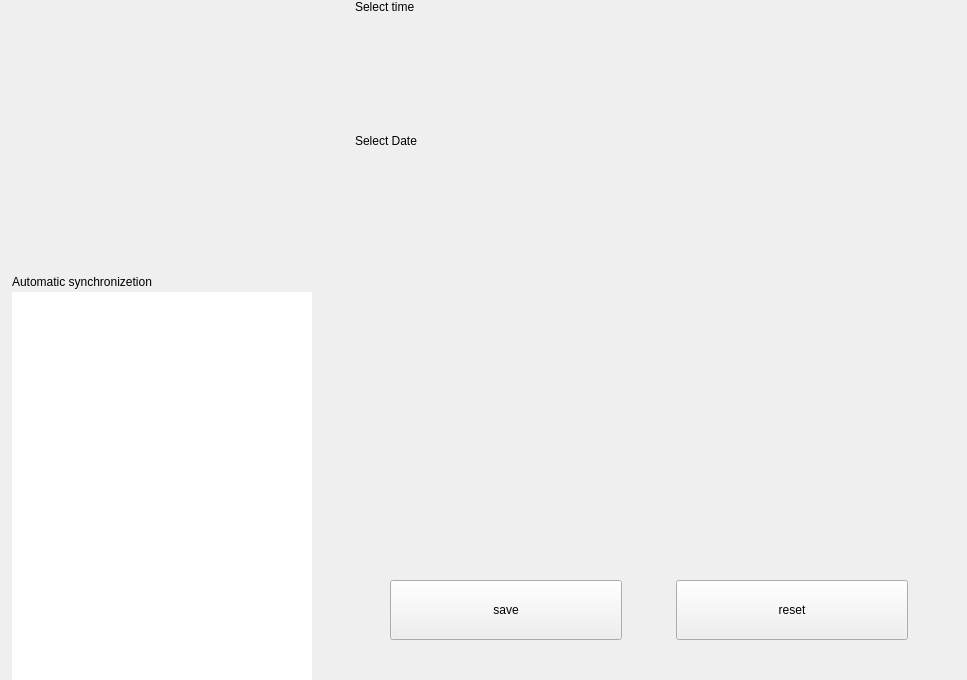
Old version of the form src/kiran-timedate-widget.ui in the repository openeuler-mirror/kiran-control-panel.
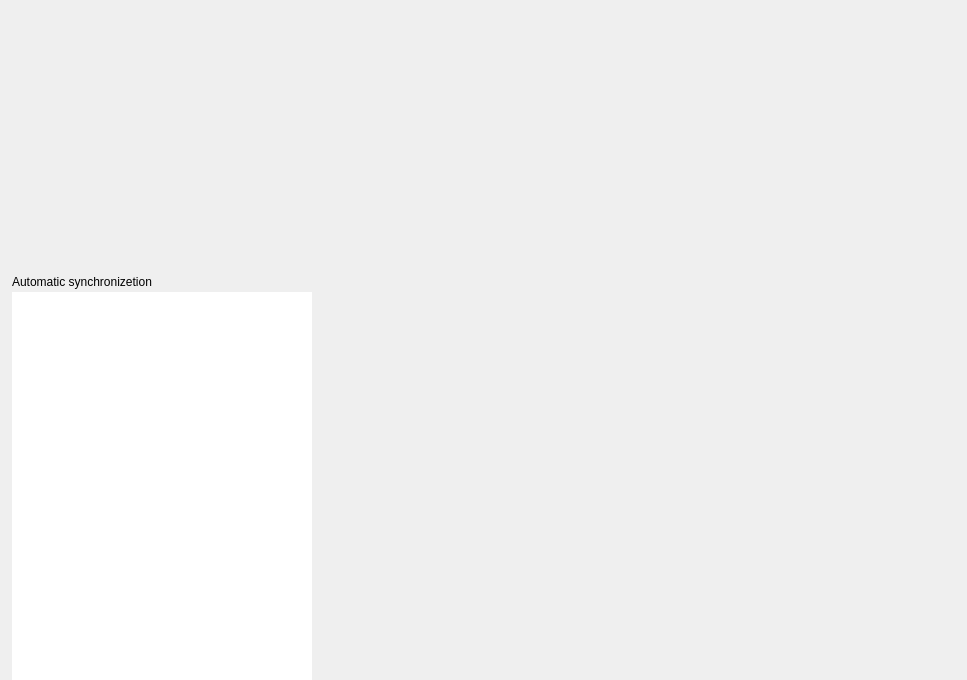
New version of the form. Custom widgets are drawn as their Qt base class.

Commit message:
feature(*): add datetime format settings,build for KiranControlPanel plugin
- 添加日期时间格式设置，构建为控制中心插件的形式

Patch:
```diff
--- a/src/kiran-timedate-widget.ui
+++ b/src/kiran-timedate-widget.ui
@@ -219,13 +219,13 @@
        <number>20</number>
       </property>
       <property name="leftMargin">
-       <number>0</number>
+       <number>24</number>
       </property>
       <property name="topMargin">
        <number>0</number>
       </property>
       <property name="rightMargin">
-       <number>0</number>
+       <number>24</number>
       </property>
       <property name="bottomMargin">
        <number>40</number>
@@ -235,253 +235,8 @@
         <property name="currentIndex">
          <number>1</number>
         </property>
-        <widget class="QWidget" name="widget_timeZone">
-         <property name="sizePolicy">
-          <sizepolicy hsizetype="Preferred" vsizetype="Expanding">
-           <horstretch>0</horstretch>
-           <verstretch>0</verstretch>
-          </sizepolicy>
-         </property>
-         <property name="styleSheet">
-          <string notr="true"/>
-         </property>
-         <layout class="QVBoxLayout" name="verticalLayout_3" stretch="0,0">
-          <property name="spacing">
-           <number>0</number>
-          </property>
-          <property name="leftMargin">
-           <number>24</number>
-          </property>
-          <property name="topMargin">
-           <number>0</number>
-          </property>
-          <property name="rightMargin">
-           <number>34</number>
-          </property>
-          <property name="bottomMargin">
-           <number>2</number>
-          </property>
-          <item>
-           <widget class="QLabel" name="label_timeZone">
-            <property name="sizePolicy">
-             <sizepolicy hsizetype="Preferred" vsizetype="Fixed">
-              <horstretch>0</horstretch>
-              <verstretch>0</verstretch>
-             </sizepolicy>
-            </property>
-            <property name="styleSheet">
-             <string notr="true"/>
-            </property>
-            <property name="text">
-             <string>Select Time Zone</string>
-            </property>
-           </widget>
-          </item>
-          <item alignment="Qt::AlignTop">
-           <widget class="KiranTimeZone" name="timezone" native="true">
-            <property name="sizePolicy">
-             <sizepolicy hsizetype="Preferred" vsizetype="Expanding">
-              <horstretch>0</horstretch>
-              <verstretch>0</verstretch>
-             </sizepolicy>
-            </property>
-            <property name="autoFillBackground">
-             <bool>false</bool>
-            </property>
-            <property name="styleSheet">
-             <string notr="true"/>
-            </property>
-           </widget>
-          </item>
-         </layout>
-        </widget>
-        <widget class="QWidget" name="widget_time">
-         <layout class="QVBoxLayout" name="verticalLayout_4">
-          <property name="spacing">
-           <number>0</number>
-          </property>
-          <property name="leftMargin">
-           <number>24</number>
-          </property>
-          <property name="topMargin">
-           <number>0</number>
-          </property>
-          <property name="rightMargin">
-           <number>24</number>
-          </property>
-          <property name="bottomMargin">
-           <number>0</number>
-          </property>
-          <item>
-           <widget class="QLabel" name="label_setTime">
-            <property name="styleSheet">
-             <string notr="true"/>
-            </property>
-            <property name="text">
-             <string>Select time</string>
-            </property>
-           </widget>
-          </item>
-          <item>
-           <widget class="KiranTimePickerWidget" name="widget_setTime" native="true">
-            <property name="sizePolicy">
-             <sizepolicy hsizetype="Expanding" vsizetype="Fixed">
-              <horstretch>0</horstretch>
-              <verstretch>0</verstretch>
-             </sizepolicy>
-            </property>
-            <property name="minimumSize">
-             <size>
-              <width>0</width>
-              <height>120</height>
-             </size>
-            </property>
-            <property name="maximumSize">
-             <size>
-              <width>16777215</width>
-              <height>120</height>
-             </size>
-            </property>
-           </widget>
-          </item>
-          <item>
-           <widget class="QLabel" name="label_setDate">
-            <property name="text">
-             <string>Select Date</string>
-            </property>
-           </widget>
-          </item>
-          <item>
-           <widget class="KiranDatePickerWidget" name="widget_setDate" native="true"/>
-          </item>
-          <item>
-           <spacer name="verticalSpacer_2">
-            <property name="orientation">
-             <enum>Qt::Vertical</enum>
-            </property>
-            <property name="sizeHint" stdset="0">
-             <size>
-              <width>20</width>
-              <height>40</height>
-             </size>
-            </property>
-           </spacer>
-          </item>
-         </layout>
-        </widget>
        </widget>
       </item>
-      <item>
-       <layout class="QHBoxLayout" name="horizontalLayout" stretch="5,0,2,0,5">
-        <property name="spacing">
-         <number>30</number>
-        </property>
-        <property name="leftMargin">
-         <number>0</number>
-        </property>
-        <property name="rightMargin">
-         <number>0</number>
-        </property>
-        <property name="bottomMargin">
-         <number>0</number>
-        </property>
-        <item>
-         <spacer name="horizontalSpacer_5">
-          <property name="orientation">
-           <enum>Qt::Horizontal</enum>
-          </property>
-          <property name="sizeHint" stdset="0">
-           <size>
-            <width>10</width>
-            <height>20</height>
-           </size>
-          </property>
-         </spacer>
-        </item>
-        <item>
-         <widget class="QPushButton" name="btn_save">
-          <property name="sizePolicy">
-           <sizepolicy hsizetype="Fixed" vsizetype="Fixed">
-            <horstretch>0</horstretch>
-            <verstretch>0</verstretch>
-           </sizepolicy>
-          </property>
-          <property name="minimumSize">
-           <size>
-            <width>232</width>
-            <height>60</height>
-           </size>
-          </property>
-          <property name="maximumSize">
-           <size>
-            <width>232</width>
-            <height>60</height>
-           </size>
-          </property>
-          <property name="styleSheet">
-           <string notr="true"/>
-          </property>
-          <property name="text">
-           <string>save</string>
-          </property>
-         </widget>
-        </item>
-        <item>
-         <spacer name="horizontalSpacer_2">
-          <property name="orientation">
-           <enum>Qt::Horizontal</enum>
-          </property>
-          <property name="sizeHint" stdset="0">
-           <size>
-            <width>10</width>
-            <height>20</height>
-           </size>
-          </property>
-         </spacer>
-        </item>
-        <item>
-         <widget class="QPushButton" name="btn_reset">
-          <property name="sizePolicy">
-           <sizepolicy hsizetype="Fixed" vsizetype="Fixed">
-            <horstretch>0</horstretch>
-            <verstretch>0</verstretch>
-           </sizepolicy>
-          </property>
-          <property name="minimumSize">
-           <size>
-            <width>232</width>
-            <height>60</height>
-           </size>
-          </property>
-          <property name="maximumSize">
-           <size>
-            <width>232</width>
-            <height>60</height>
-           </size>
-          </property>
-          <property name="styleSheet">
-           <string notr="true"/>
-          </property>
-          <property name="text">
-           <string>reset</string>
-          </property>
-         </widget>
-        </item>
-        <item>
-         <spacer name="horizontalSpacer_6">
-          <property name="orientation">
-           <enum>Qt::Horizontal</enum>
-          </property>
-          <property name="sizeHint" stdset="0">
-           <size>
-            <width>10</width>
-            <height>20</height>
-           </size>
-          </property>
-         </spacer>
-        </item>
-       </layout>
-      </item>
      </layout>
     </widget>
    </item>
@@ -494,24 +249,6 @@
    <header location="global">kiran-clock.h</header>
    <container>1</container>
   </customwidget>
-  <customwidget>
-   <class>KiranTimeZone</class>
-   <extends>QWidget</extends>
-   <header location="global">kiran-time-zone.h</header>
-   <container>1</container>
-  </customwidget>
-  <customwidget>
-   <class>KiranTimePickerWidget</class>
-   <extends>QWidget</extends>
-   <header location="global">kiran-time-picker-widget.h</header>
-   <container>1</container>
-  </customwidget>
-  <customwidget>
-   <class>KiranDatePickerWidget</class>
-   <extends>QWidget</extends>
-   <header location="global">kiran-date-picker-widget.h</header>
-   <container>1</container>
-  </customwidget>
   <customwidget>
    <class>KiranSidebarWidget</class>
    <extends>QListWidget</extends>
```
Left out of the diff: 4 changed lines with no effect on the pictures. The commit also changes 67 other files.
